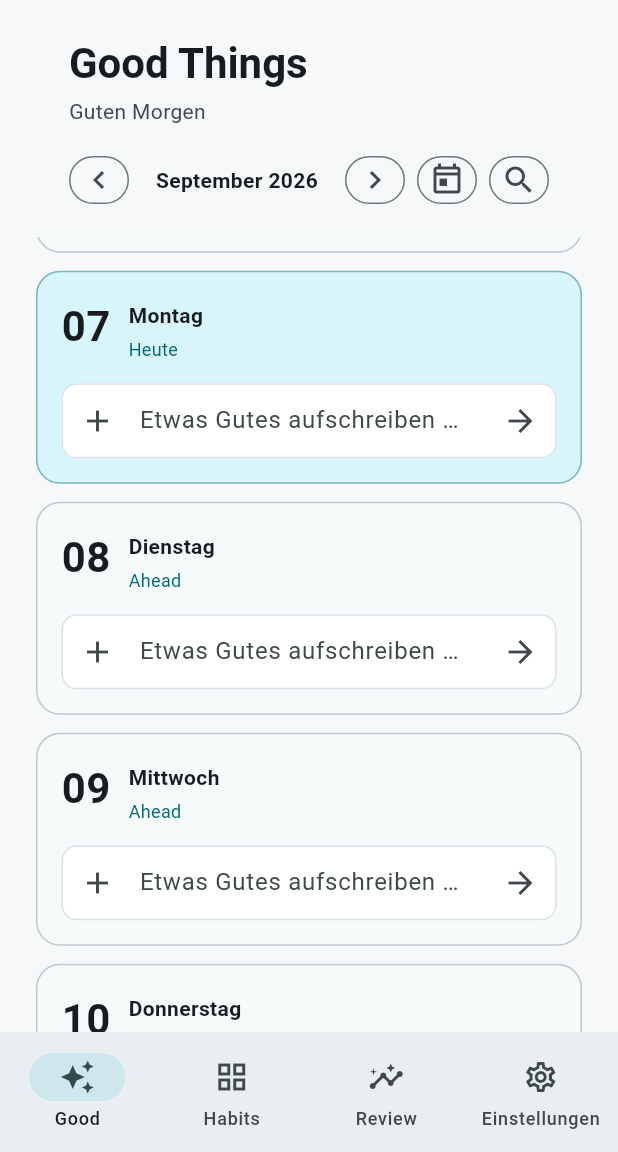
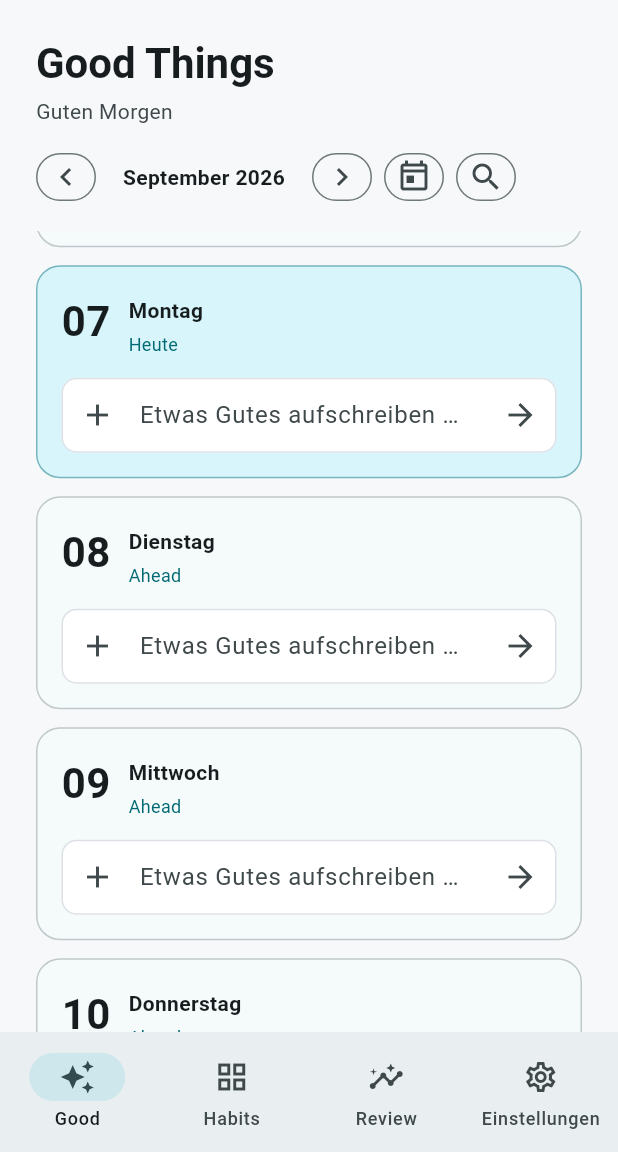
Before and after one commit to Rab2385/lighthouse_mini, a Flutter app: the screen it shows after launch, on a phone screen of 412 x 824 dp, the part 84-1236 px from its top. Run offline on Flutter 3.47's test engine with Material 3 defaults, Android fonts, the phone set to English and light mode, and no system bars; our stand-ins replace sembast, sembast_web; Roboto replaces fonts that are missing (Arial).

Commit message:
fix: left-align the Good Things / Habits title like Review
MonthHeader shrank to its content width, so the page Column (centre
cross-axis) nudged the whole header inward — "Habit Tracker" in particular
looked centred. Wrap it in a full-width box so the title sits at the same
x as Review's. Also matched Review's header padding (bottom 16) and
subtitle-to-controls gap (14).

Co-Authored-By: Claude Sonnet 5 <noreply@anthropic.com>

```diff
--- a/lib/widgets/month_header.dart
+++ b/lib/widgets/month_header.dart
@@ -71,7 +71,9 @@ class MonthHeader extends StatelessWidget {
     );
 
     return Padding(
-      padding: const EdgeInsets.fromLTRB(24, 24, 24, 18),
+      padding: const EdgeInsets.fromLTRB(24, 24, 24, 16),
+      child: SizedBox(
+        width: double.infinity,
         child: LayoutBuilder(
           builder: (context, constraints) {
             final titleBlock = Column(
@@ -98,7 +100,7 @@ class MonthHeader extends StatelessWidget {
             if (constraints.maxWidth < 760) {
               return Column(
                 crossAxisAlignment: CrossAxisAlignment.start,
-              children: [titleBlock, const SizedBox(height: 16), controls],
+                children: [titleBlock, const SizedBox(height: 14), controls],
               );
             }
 
@@ -110,6 +112,7 @@ class MonthHeader extends StatelessWidget {
             );
           },
         ),
+      ),
     );
   }
 }
```
Lines whose indentation alone changed are shown as unchanged.
